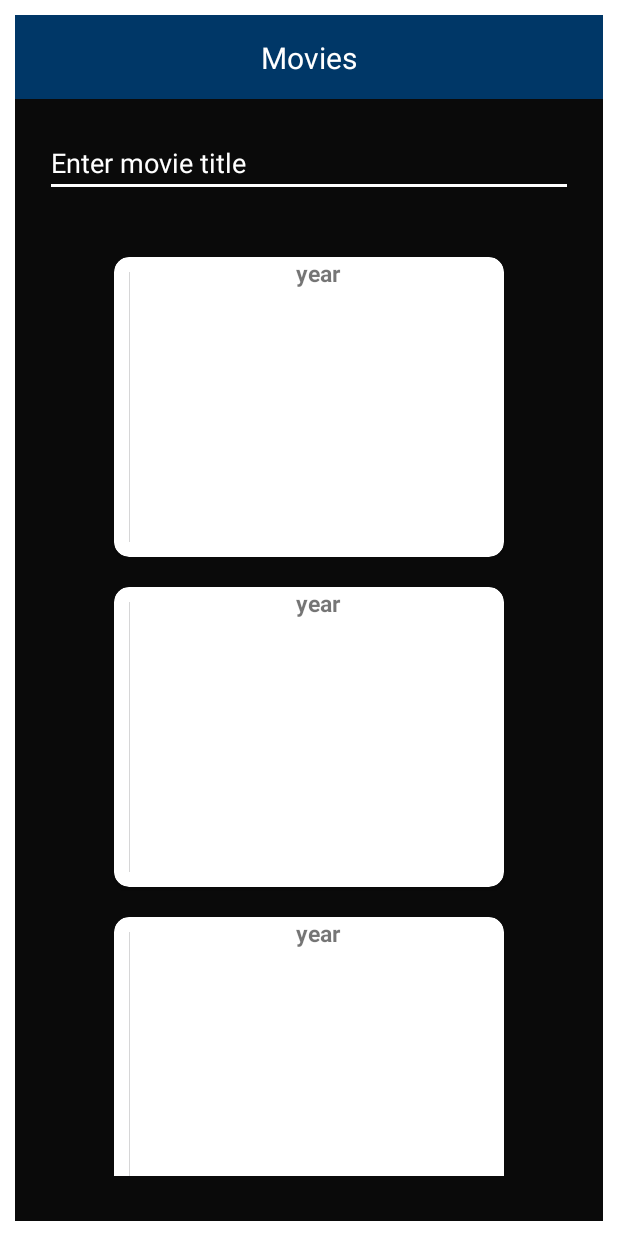
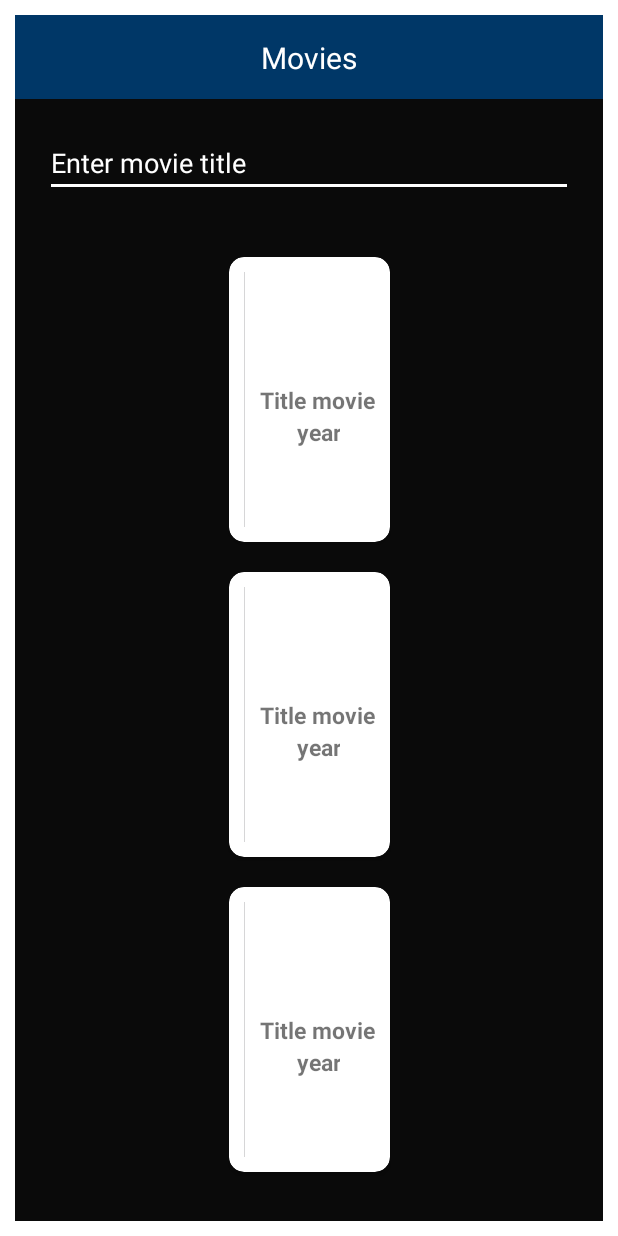
Before and after one commit to kevin-lucas/SquadMovies-test1, an Android app: the layout activity_main.xml on its own in the app's theme, with its tools: preview values and no code run, on a phone screen of 412 x 824 dp. Run offline under Robolectric (Android 15) with nearby library versions, the phone set to English and light mode, and no system bars.

Commit message:
action screen details

```diff
--- a/app/src/main/java/com/example/squadmovies/view/adapter/MovieAdapter.kt
+++ b/app/src/main/java/com/example/squadmovies/adapter/adapter/MovieAdapter.kt
@@ -1,4 +1,4 @@
-package com.example.squadmovies.view.adapter
+package com.example.squadmovies.adapter.adapter
 
 import Onclik
 import android.view.LayoutInflater
@@ -8,7 +8,7 @@ import androidx.recyclerview.widget.ListAdapter
 import androidx.recyclerview.widget.RecyclerView
 import com.bumptech.glide.Glide
 import com.example.squadmovies.databinding.ResItemUserBinding
-import com.example.squadmovies.view.model.MovieResponse
+import com.example.squadmovies.adapter.model.MovieResponse
 
 class MovieAdapter(private val onclick: Onclik) :
     ListAdapter<MovieResponse, MovieAdapter.MovieViewHolder>(
--- a/app/src/main/java/com/example/squadmovies/view/interface/Onclik.kt
+++ b/app/src/main/java/com/example/squadmovies/adapter/interface/Onclik.kt
@@ -1,5 +1,5 @@
 
-import com.example.squadmovies.view.model.MovieResponse
+import com.example.squadmovies.adapter.model.MovieResponse
 
 interface Onclik {
     fun onClickMovie(onclik: MovieResponse)
--- a/app/src/main/java/com/example/squadmovies/view/model/MovieDetailsResponse.kt
+++ b/app/src/main/java/com/example/squadmovies/adapter/model/MovieDetailsResponse.kt
@@ -1,4 +1,4 @@
-package com.example.squadmovies.view.model
+package com.example.squadmovies.adapter.model
 
 import com.google.gson.annotations.SerializedName
 
@@ -14,7 +14,9 @@ class MovieDetailsResponse(
     val language: String,
 
     @SerializedName("Search")
-    val movies: List<MovieResponse>
+    val movies: List<MovieResponse>,
 
+    @SerializedName(" ")
+    val imdbID: String
 
 )
--- a/app/src/main/java/com/example/squadmovies/view/model/MovieResponse.kt
+++ b/app/src/main/java/com/example/squadmovies/adapter/model/MovieResponse.kt
@@ -1,4 +1,4 @@
-package com.example.squadmovies.view.model
+package com.example.squadmovies.adapter.model
 
 import com.google.gson.annotations.SerializedName
 
@@ -18,6 +18,9 @@ class MovieResponse(
     @SerializedName("Language")
     val language: String,
 
+    @SerializedName(" ")
+    val imdbID: String,
+
     @SerializedName("Search")
     val movies: List<MovieResponse>
 
--- a/app/src/main/java/com/example/squadmovies/view/model/SearchMovieResponse.kt
+++ b/app/src/main/java/com/example/squadmovies/adapter/model/SearchMovieResponse.kt
@@ -1,4 +1,4 @@
-package com.example.squadmovies.view.model
+package com.example.squadmovies.adapter.model
 
 import com.google.gson.annotations.SerializedName
 
--- a/app/src/main/java/com/example/squadmovies/view/utils/Constants.kt
+++ b/app/src/main/java/com/example/squadmovies/adapter/utils/Constants.kt
@@ -1,9 +1,10 @@
-package com.example.squadmovies.view.utils
+package com.example.squadmovies.adapter.utils
 
 class Constants {
 
     companion object {
 
         internal const val BASE_URL = "http://www.omdbapi.com/"
+        internal const val KEY_INTENT = "KEY_INTENT"
     }
 }
--- a/app/src/main/java/com/example/squadmovies/view/view/MovieFavoriteActivity.kt
+++ b/app/src/main/java/com/example/squadmovies/adapter/view/MovieFavoriteActivity.kt
@@ -1,4 +1,4 @@
-package com.example.squadmovies.view.view
+package com.example.squadmovies.adapter.view
 
 import android.os.Bundle
 import android.view.View
--- a/app/src/main/res/layout/activity_favorite.xml
+++ b/app/src/main/res/layout/activity_favorite.xml
@@ -6,7 +6,7 @@
     android:layout_width="match_parent"
     android:layout_height="match_parent"
     android:layout_margin="10dp"
-    tools:context=".view.view.MovieFavoriteActivity" >
+    tools:context=".adapter.view.MovieFavoriteActivity" >
 
     <androidx.appcompat.widget.Toolbar
         android:id="@+id/toolbar_favorite"
--- a/app/src/main/res/layout/activity_main.xml
+++ b/app/src/main/res/layout/activity_main.xml
@@ -7,7 +7,7 @@
     android:layout_height="match_parent"
     android:layout_margin="10dp"
     android:background="#0A0A0A"
-    tools:context=".view.view.MovieMainActivity" >
+    tools:context=".adapter.view.MovieMainActivity" >
 
     <androidx.appcompat.widget.Toolbar
         android:id="@+id/toolbar_main"
--- a/app/src/main/res/layout/activity_movie_details.xml
+++ b/app/src/main/res/layout/activity_movie_details.xml
@@ -5,7 +5,7 @@
     android:layout_width="match_parent"
     android:layout_height="match_parent"
    android:layout_margin="15dp"
-    tools:context=".view.view.MovieDetailsActivity">
+    tools:context=".adapter.view.MovieDetailsActivity">
 
 
     <androidx.appcompat.widget.Toolbar
@@ -19,7 +19,7 @@
         app:layout_constraintTop_toTopOf="parent" />
 
     <TextView
-        android:id="@+id/text_movie_favorite"
+        android:id="@+id/text_movie_details"
         android:layout_width="wrap_content"
         android:layout_height="wrap_content"
         android:text="Details Movies"
--- a/app/src/main/res/layout/res_item_user.xml
+++ b/app/src/main/res/layout/res_item_user.xml
@@ -12,7 +12,7 @@
 
     <androidx.constraintlayout.widget.ConstraintLayout
         android:layout_width="match_parent"
-        android:layout_height="200dp" >
+        android:layout_height="190dp">
 
         <ImageView
             android:id="@+id/movies_poster"
@@ -26,30 +26,29 @@
 
         <TextView
             android:id="@+id/txt_titulo_movie"
-            android:layout_width="209dp"
-            android:layout_height="0dp"
-            android:layout_margin="20dp"
+            android:layout_width="wrap_content"
+            android:layout_height="wrap_content"
+            android:layout_margin="10dp"
             android:gravity="center"
             android:text="@string/Title_movie"
             android:textSize="15sp"
             android:textStyle="bold"
-            app:layout_constraintBottom_toTopOf="@+id/txt_movie_year"
+            app:layout_constraintBottom_toBottomOf="parent"
             app:layout_constraintEnd_toEndOf="parent"
             app:layout_constraintStart_toEndOf="@+id/movies_poster"
             app:layout_constraintTop_toTopOf="parent" />
 
         <TextView
             android:id="@+id/txt_movie_year"
-            android:layout_width="209dp"
+            android:layout_width="wrap_content"
             android:layout_height="0dp"
-            android:layout_margin="5dp"
             android:gravity="center"
             android:text="@string/year_movie"
             android:textSize="15sp"
             android:textStyle="bold"
             app:layout_constraintEnd_toEndOf="parent"
             app:layout_constraintStart_toEndOf="@+id/movies_poster"
-            tools:layout_editor_absoluteY="175dp" />
+            app:layout_constraintTop_toBottomOf="@+id/txt_titulo_movie" />
 
     </androidx.constraintlayout.widget.ConstraintLayout>
 
```
Also changed, not shown: app/src/main/AndroidManifest.xml (+4 -6 lines), app/src/main/java/com/example/squadmovies/adapter/network/IMovieApi.kt (renamed from app/src/main/java/com/example/squadmovies/view/network/IMovieApi.kt, +6 -6 lines), app/src/main/java/com/example/squadmovies/adapter/view/MovieDetailsActivity.kt (added, +37 -0 lines), app/src/main/java/com/example/squadmovies/adapter/view/MovieMainActivity.kt (renamed from app/src/main/java/com/example/squadmovies/view/view/MovieMainActivity.kt, +16 -6 lines), app/src/main/java/com/example/squadmovies/adapter/viewModel/MovieDetailsViewModel.kt (renamed from app/src/main/java/com/example/squadmovies/view/viewModel/MovieDetailsViewModel.kt, +10 -8 lines), app/src/main/java/com/example/squadmovies/adapter/viewModel/MovieViewModel.kt (renamed from app/src/main/java/com/example/squadmovies/view/viewModel/MovieVieModel.kt, +4 -4 lines), app/src/main/java/com/example/squadmovies/view/view/MovieDetailsActivity.kt (deleted, +0 -24 lines).
